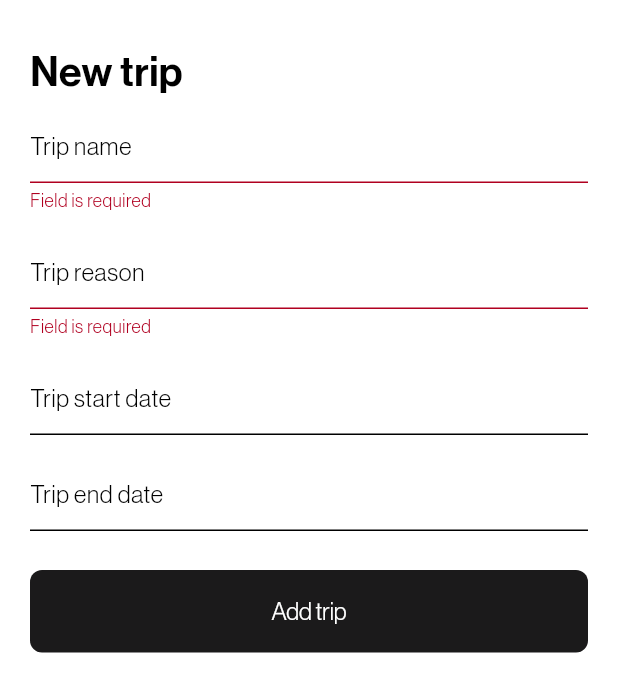
After one commit to devwraithe/trip_sync, a Flutter app: the NewTripScreen screen opened by its route, after a tap on "Add trip", on a phone screen of 412 x 824 dp. The commit adds this screen. Shown: the top 692 px of the screen. Run offline on Flutter 3.47's test engine with Material 2 defaults, Android fonts, the phone set to English and light mode, and no system bars; our stand-ins replace another_flushbar, cloud_firestore, dartz, equatable, firebase_auth, firebase_core and 4 more; accounts and stored records are empty.

Commit message:
feat: schedule trip

```diff
--- a/lib/src/app.dart
+++ b/lib/src/app.dart
@@ -5,13 +5,14 @@ import 'package:trip_sync/src/features/authentication/presentation/cubits/sign_i
 import 'package:trip_sync/src/features/authentication/presentation/cubits/sign_up_cubit/sign_up_cubit.dart';
 import 'package:trip_sync/src/features/authentication/presentation/cubits/verify_auth_cubit/verify_auth_cubit.dart';
 import 'package:trip_sync/src/features/authentication/presentation/screens/login_screen.dart';
+import 'package:trip_sync/src/features/trips/presentation/cubits/new_trip_cubit/new_trip_cubit.dart';
 
 import 'core/routing/route_screens.dart';
 import 'core/theme/app_theme.dart';
 import 'core/utilities/services/di_service.dart';
 import 'core/utilities/ui_helpers.dart';
 import 'features/authentication/presentation/cubits/verify_auth_cubit/verify_auth_state.dart';
-import 'features/trips/screens/trips_screen.dart';
+import 'features/trips/presentation/screens/trips_screen.dart';
 
 class TripSync extends StatelessWidget {
   const TripSync({super.key});
@@ -25,6 +26,9 @@ class TripSync extends StatelessWidget {
         BlocProvider(create: (_) => sl<SignInCubit>()),
         BlocProvider(create: (_) => sl<ResetPasswordCubit>()),
         BlocProvider(create: (_) => sl<VerifyAuthCubit>()),
+
+        // Trips
+        BlocProvider(create: (_) => sl<NewTripCubit>()),
       ],
       child: MaterialApp(
         title: "TripSync",
--- a/lib/src/core/routing/route_screens.dart
+++ b/lib/src/core/routing/route_screens.dart
@@ -2,9 +2,10 @@ import 'package:flutter/material.dart';
 import 'package:trip_sync/src/core/routing/routes.dart';
 import 'package:trip_sync/src/features/authentication/presentation/screens/login_screen.dart';
 import 'package:trip_sync/src/features/authentication/presentation/screens/register_screen.dart';
-import 'package:trip_sync/src/features/trips/screens/trips_screen.dart';
+import 'package:trip_sync/src/features/trips/presentation/screens/trips_screen.dart';
 
 import '../../features/authentication/presentation/screens/reset_password_screen.dart';
+import '../../features/trips/presentation/screens/new_trip_screen.dart';
 
 final routesConfig = <String, WidgetBuilder>{
   // Auth route screens
@@ -14,4 +15,5 @@ final routesConfig = <String, WidgetBuilder>{
 
   // Trip route screens
   Routes.trips: (context) => const TripsScreen(),
+  Routes.newTrip: (context) => const NewTripScreen(),
 };
--- a/lib/src/core/routing/routes.dart
+++ b/lib/src/core/routing/routes.dart
@@ -7,4 +7,5 @@ class Routes {
 
   // Trips routes
   static String trips = "/trips";
+  static String newTrip = "$trips/new-trip";
 }
--- a/lib/src/core/utilities/constants.dart
+++ b/lib/src/core/utilities/constants.dart
@@ -1,3 +1,6 @@
+import 'package:cloud_firestore/cloud_firestore.dart';
+import 'package:firebase_auth/firebase_auth.dart';
+import 'package:firebase_storage/firebase_storage.dart';
 import 'package:flutter/material.dart';
 
 class Constants {
@@ -21,6 +24,12 @@ class Constants {
     vertical: vrPadding,
   );
 
+  // Firebase
+  static FirebaseFirestore firestore = FirebaseFirestore.instance;
+  static FirebaseStorage firebaseStorage = FirebaseStorage.instance;
+  static FirebaseAuth firebaseAuth = FirebaseAuth.instance;
+  static User? user = firebaseAuth.currentUser;
+
   // Other
   static AutovalidateMode validateMode = AutovalidateMode.onUserInteraction;
 }
--- a/lib/src/core/utilities/helpers/form_validator.dart
+++ b/lib/src/core/utilities/helpers/form_validator.dart
@@ -23,4 +23,11 @@ class FormValidator {
     }
     return null;
   }
+
+  static String? others(String? value) {
+    if (value == null || value.isEmpty) {
+      return 'Field is required';
+    }
+    return null;
+  }
 }
--- a/lib/src/core/utilities/services/di_service.dart
+++ b/lib/src/core/utilities/services/di_service.dart
@@ -1,4 +1,5 @@
 import 'package:get_it/get_it.dart';
+import 'package:trip_sync/src/core/utilities/injectors/trips_injector.dart';
 
 import '../injectors/auth_injector.dart';
 
@@ -19,6 +20,10 @@ void init() {
   resetPasswordInjector();
   verifyAuthInjector();
 
+  // Trips injectors
+  newTripInjector();
+
   // Repo injectors
   authInjector();
+  tripsInjector();
 }
--- /dev/null
+++ b/lib/src/features/trips/domain/usecases/new_trip_usecase.dart
@@ -0,0 +1,17 @@
+import 'package:dartz/dartz.dart';
+import 'package:trip_sync/src/core/utilities/errors/failure.dart';
+
+import '../trips_repository.dart';
+
+class NewTripUsecase {
+  final TripsRepository _repo;
+  NewTripUsecase(this._repo);
+
+  Future<Either<Failure, void>> execute(Map<String, dynamic> data) async {
+    final response = await _repo.newTrip(data);
+    return response.fold(
+      (failure) => Left(failure),
+      (user) => const Right(null),
+    );
+  }
+}
--- /dev/null
+++ b/lib/src/features/trips/presentation/cubits/new_trip_cubit/new_trip_state.dart
@@ -0,0 +1,21 @@
+import 'package:equatable/equatable.dart';
+
+abstract class NewTripState extends Equatable {
+  const NewTripState();
+  @override
+  List<Object> get props => [];
+}
+
+class NewTripInitial extends NewTripState {}
+
+class NewTripLoading extends NewTripState {}
+
+class NewTripSuccess extends NewTripState {}
+
+class NewTripError extends NewTripState {
+  final String message;
+  const NewTripError(this.message);
+
+  @override
+  List<Object> get props => [message];
+}
--- /dev/null
+++ b/lib/src/features/trips/presentation/screens/new_trip_screen.dart
@@ -0,0 +1,134 @@
+import 'package:flutter/material.dart';
+import 'package:flutter_bloc/flutter_bloc.dart';
+import 'package:trip_sync/src/features/trips/presentation/cubits/new_trip_cubit/new_trip_cubit.dart';
+
+import '../../../../core/theme/app_text_theme.dart';
+import '../../../../core/utilities/constants.dart';
+import '../../../../core/utilities/helpers/form_validator.dart';
+import '../../../../core/utilities/ui_helpers.dart';
+import '../cubits/new_trip_cubit/new_trip_state.dart';
+
+class NewTripScreen extends StatefulWidget {
+  const NewTripScreen({super.key});
+
+  @override
+  State<NewTripScreen> createState() => _NewTripScreenState();
+}
+
+class _NewTripScreenState extends State<NewTripScreen> {
+  final _key = GlobalKey<FormState>(debugLabel: 'new-trip');
+
+  final Map<String, dynamic> data = {
+    "name": "",
+    "reason": "",
+  };
+
+  void _submit() async {
+    FocusManager.instance.primaryFocus?.unfocus();
+
+    final formState = _key.currentState!;
+
+    if (formState.validate()) {
+      formState.save();
+      BlocProvider.of<NewTripCubit>(context).newTrip(data);
+    }
+  }
+
+  @override
+  Widget build(BuildContext context) {
+    const textTheme = AppTextTheme.textTheme;
+
+    return Scaffold(
+      body: SingleChildScrollView(
+        padding: const EdgeInsets.symmetric(
+          horizontal: 20,
+          vertical: 28,
+        ),
+        child: Column(
+          crossAxisAlignment: CrossAxisAlignment.start,
+          children: [
+            SafeArea(
+              child: Text(
+                "New trip",
+                style: textTheme.headlineLarge,
+              ),
+            ),
+            const SizedBox(height: 6),
+            Form(
+              key: _key,
+              child: Column(
+                crossAxisAlignment: CrossAxisAlignment.center,
+                mainAxisAlignment: MainAxisAlignment.center,
+                children: [
+                  TextFormField(
+                    keyboardType: TextInputType.emailAddress,
+                    decoration: const InputDecoration(
+                      hintText: "Trip name",
+                    ),
+                    autovalidateMode: Constants.validateMode,
+                    onSaved: (v) => data['name'] = v,
+                    validator: (v) => FormValidator.others(v),
+                    style: textTheme.bodyLarge,
+                  ),
+                  const SizedBox(height: 16),
+                  TextFormField(
+                    keyboardType: TextInputType.emailAddress,
+                    decoration: const InputDecoration(
+                      hintText: "Trip reason",
+                    ),
+                    autovalidateMode: Constants.validateMode,
+                    onSaved: (v) => data['reason'] = v,
+                    validator: (v) => FormValidator.others(v),
+                    style: textTheme.bodyLarge,
+                  ),
+                  const SizedBox(height: 16),
+                  TextFormField(
+                    keyboardType: TextInputType.emailAddress,
+                    decoration: const InputDecoration(
+                      hintText: "Trip start date",
+                    ),
+                    autovalidateMode: Constants.validateMode,
+                    style: textTheme.bodyLarge,
+                  ),
+                  const SizedBox(height: 16),
+                  TextFormField(
+                    keyboardType: TextInputType.emailAddress,
+                    decoration: const InputDecoration(
+                      hintText: "Trip end date",
+                    ),
+                    autovalidateMode: Constants.validateMode,
+                    style: textTheme.bodyLarge,
+                  ),
+                  const SizedBox(height: 26),
+                  FilledButton(
+                    onPressed: () => _submit(),
+                    child: BlocConsumer<NewTripCubit, NewTripState>(
+                      listener: (context, state) {
+                        if (state is NewTripError) {
+                          UiHelpers.errorFlush(
+                            state.message,
+                            context,
+                          );
+                        }
+                        if (state is NewTripSuccess) {
+                          debugPrint("Whatever");
+                        }
+                      },
+                      builder: (context, state) {
+                        if (state is NewTripLoading) {
+                          return const CircularProgressIndicator();
+                        } else {
+                          return const Text("Add trip");
+                        }
+                      },
+                    ),
+                  ),
+                ],
+              ),
+            ),
+          ],
+        ),
+      ),
+    );
+  }
+}
--- a/pubspec.yaml
+++ b/pubspec.yaml
@@ -43,6 +43,8 @@ dependencies:
   get_it: ^7.6.4
   firebase_core: ^2.14.0
   another_flushbar: ^1.12.30
+  cloud_firestore: ^4.12.2
+  firebase_storage: ^11.4.1
 
 dev_dependencies:
   flutter_test:
```
Also changed, not shown: lib/src/core/utilities/injectors/trips_injector.dart (added, +15 -0 lines), lib/src/features/trips/data/trips_repository_impl.dart (added, +41 -0 lines), lib/src/features/trips/domain/trips_repository.dart (added, +7 -0 lines), lib/src/features/trips/presentation/cubits/new_trip_cubit/new_trip_cubit.dart (added, +29 -0 lines), lib/src/features/trips/presentation/screens/trips_screen.dart (added, +33 -0 lines), lib/src/features/trips/screens/trips_screen.dart (deleted, +0 -15 lines), lib/src/features/trips/presentation/screens/fab_screen.dart (renamed from lib/src/features/trips/screens/fab_screen.dart), lib/src/features/trips/presentation/screens/home_screen.dart (renamed from lib/src/features/trips/screens/home_screen.dart), pubspec.lock, 1 other file.
